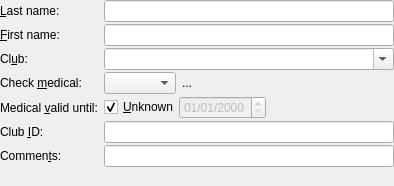
Old version of the form src/gui/windows/objectEditor/PersonEditorPane.ui in the repository startkladde/startkladde.
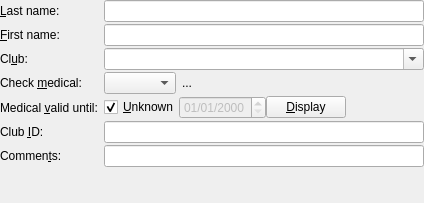
New version of the form. Custom widgets are drawn as their Qt base class.

Commit message: Password protection for viewing medicals in person editor

Patch:
```diff
--- a/src/gui/windows/objectEditor/PersonEditorPane.ui
+++ b/src/gui/windows/objectEditor/PersonEditorPane.ui
@@ -6,8 +6,8 @@
    <rect>
     <x>0</x>
     <y>0</y>
-    <width>394</width>
-    <height>186</height>
+    <width>424</width>
+    <height>203</height>
    </rect>
   </property>
   <property name="windowTitle">
@@ -186,6 +186,13 @@
         </property>
        </widget>
       </item>
+      <item>
+       <widget class="QPushButton" name="displayMedicalValidityButton">
+        <property name="text">
+         <string>&amp;Display</string>
+        </property>
+       </widget>
+      </item>
       <item>
        <spacer name="horizontalSpacer_2">
         <property name="orientation">
```
Left out of the diff: 2 changed lines with no effect on the pictures. The commit also changes 11 other files.
